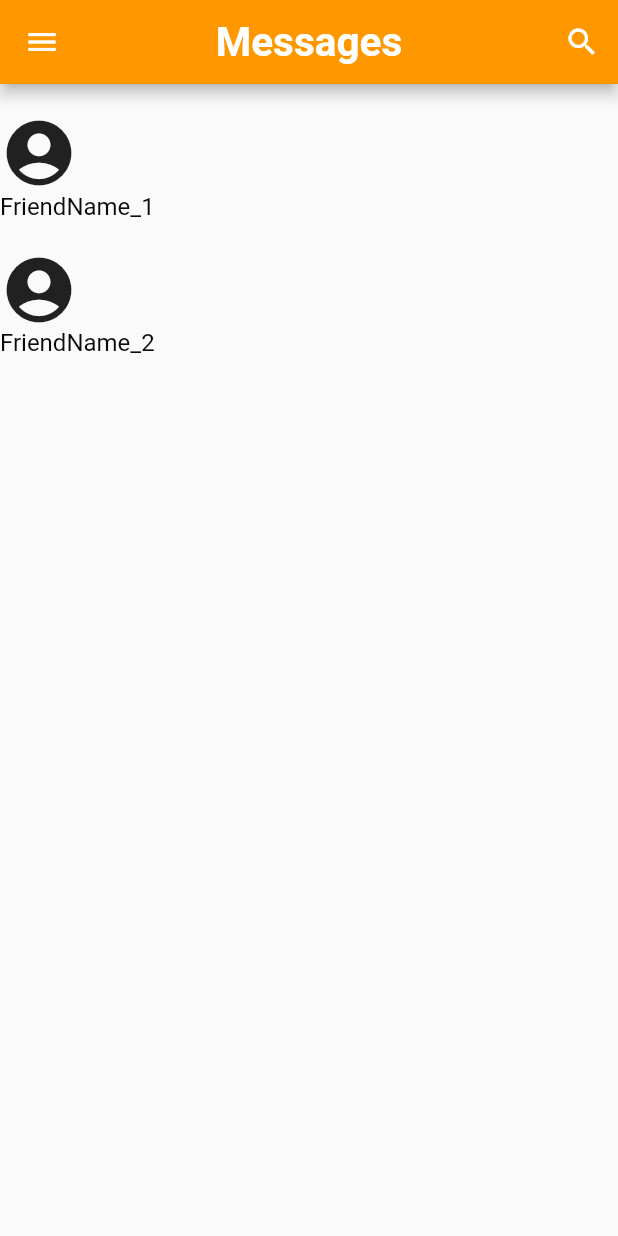
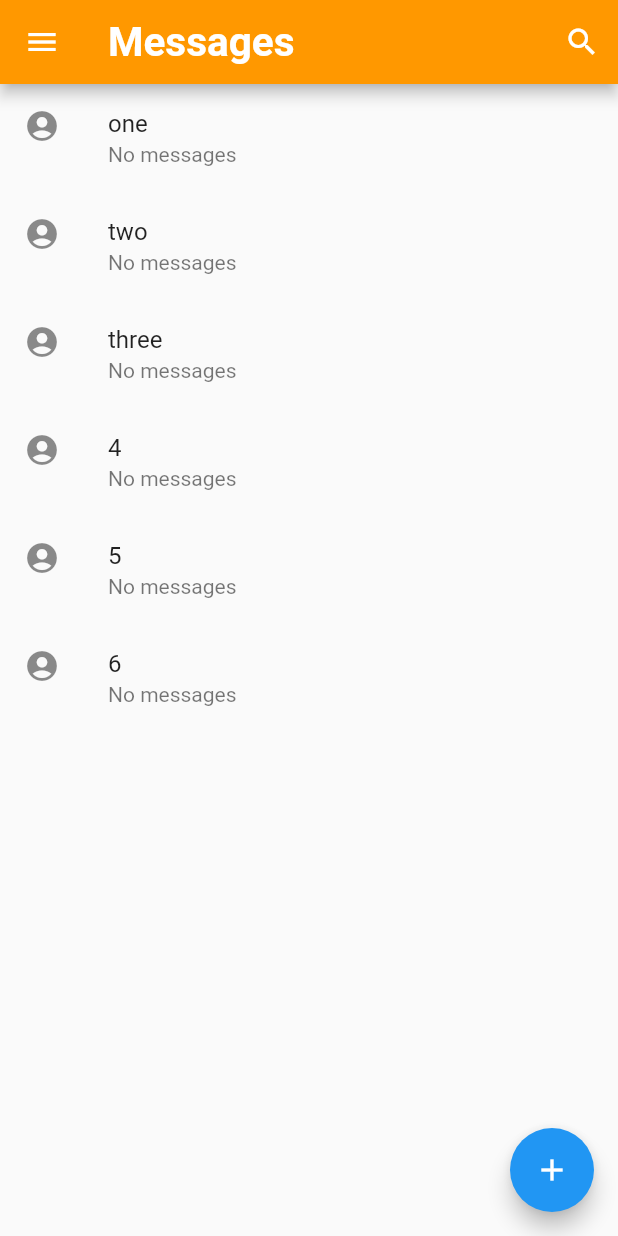
Before and after one commit to Sumeshstha/friendly_chats, a Flutter app: the HomePage screen opened directly, on a phone screen of 412 x 824 dp. Run offline on Flutter 3.47's test engine with Material 2 defaults, Android fonts, the light colour scheme and no system bars; our stand-ins replace firebase_core; accounts and stored records are empty.

Commit message:
Updated Homepage and Group page

```diff
--- a/lib/pages/Homepage.dart
+++ b/lib/pages/Homepage.dart
@@ -1,4 +1,5 @@
 // ignore: file_names
+
 import 'package:flutter/material.dart';
 // ignore: unused_import
 import 'package:flutter/physics.dart';
@@ -17,10 +18,42 @@ class HomePage extends StatefulWidget {
 }
 
 class _HomePageState extends State<HomePage> {
+  List<String> arrNames= ["one", 'two', 'three', '4', '5', '6'];
   String userName = "";
   String email = "";
   Stream? groups;
   String groupName = "";
+  final add_Friend= TextEditingController();
+  void search(){
+    showDialog(
+      context: context,
+      builder:(BuildContext context) {
+        return AlertDialog(
+          title: Text("Search"),
+          content: TextField(
+            obscureText: false,
+            controller: add_Friend,
+            decoration: InputDecoration(
+              hintText: "Name",
+            ),
+          ),
+          actions: [
+            TextButton(
+              child:Text("Enter "),
+              onPressed: (){
+                setState(() {
+                  arrNames.add(add_Friend.text);
+                  Navigator.of(context).pop();
+
+                });
+              },
+           ),
+
+          ],
+        );
+      },
+      );
+  }
 
   get centerTitle => null;
 
@@ -36,14 +69,16 @@ class _HomePageState extends State<HomePage> {
               ),
             )
           ],
-          centerTitle: true,
+          centerTitle: false,
           backgroundColor: Colors.orange,
           title: const Text("Messages",
               style: TextStyle(
                 fontSize: 27,
                 fontWeight: FontWeight.bold,
                 color: Colors.white,
-              ))),
+              )),
+              ),
+
       drawer: Drawer(
         child: ListView(
             padding: const EdgeInsets.symmetric(vertical: 50),
@@ -69,7 +104,7 @@ class _HomePageState extends State<HomePage> {
               ),
               ListTile(
                 onTap: () => Navigator.push(context,
-                    MaterialPageRoute(builder: (context) => const GroupPage())),
+                    MaterialPageRoute(builder: (context) =>  GroupsPage())),
                 selected: true,
                 contentPadding:
                     const EdgeInsets.symmetric(horizontal: 20, vertical: 5),
@@ -107,50 +142,34 @@ class _HomePageState extends State<HomePage> {
               ),
             ]),
       ),
-      body: ListView(
+      body: Column(
+        mainAxisAlignment: MainAxisAlignment.start,
         children: [
-          Column(
-            crossAxisAlignment: CrossAxisAlignment.start,
-            children: const [
-              SizedBox(
-                width: 20,
-                height: 20,
-              ),
-              Icon(
-                Icons.account_circle,
-                size: 52,
-              ),
-              Text(
-                'FriendName_1',
-                style: TextStyle(
-                  color: Color.fromARGB(255, 9, 9, 9),
-                  fontSize: 16,
+          Expanded(
+            child: ListView.builder(
+              itemCount: arrNames.length,
+              shrinkWrap:true,
+              itemBuilder: (context, index) {
+              return InkWell(
+                child: ListTile(
+                  leading:Icon(Icons.account_circle),
+                  title: Text(arrNames[index]),
+                  subtitle: Text("No messages"),
                 ),
-              ),
-            ],
+                onTap:() => Navigator.push(context, MaterialPageRoute(builder: (context){
+                  return LoginPage();
+                })),
+              );
+            }),
           ),
-          Column(
-            crossAxisAlignment: CrossAxisAlignment.start,
-            children: const [
-              SizedBox(
-                width: 20,
-                height: 20,
-              ),
-              Icon(
-                Icons.account_circle,
-                size: 52,
-              ),
-              Text(
-                'FriendName_2',
-                style: TextStyle(
-                  color: Color.fromARGB(255, 9, 9, 9),
-                  fontSize: 16,
-                ),
-              ),
-            ],
-          ),
-        ],
-      ),
-    );
+        ],)
+        ,
+        floatingActionButton: FloatingActionButton(
+              child: Icon(Icons.add),
+              onPressed: ()
+              {
+                search();
+              }),
+      );
   }
 }
```
Also changed, not shown: lib/pages/Group.dart (+62 -41 lines), 2 other files.
